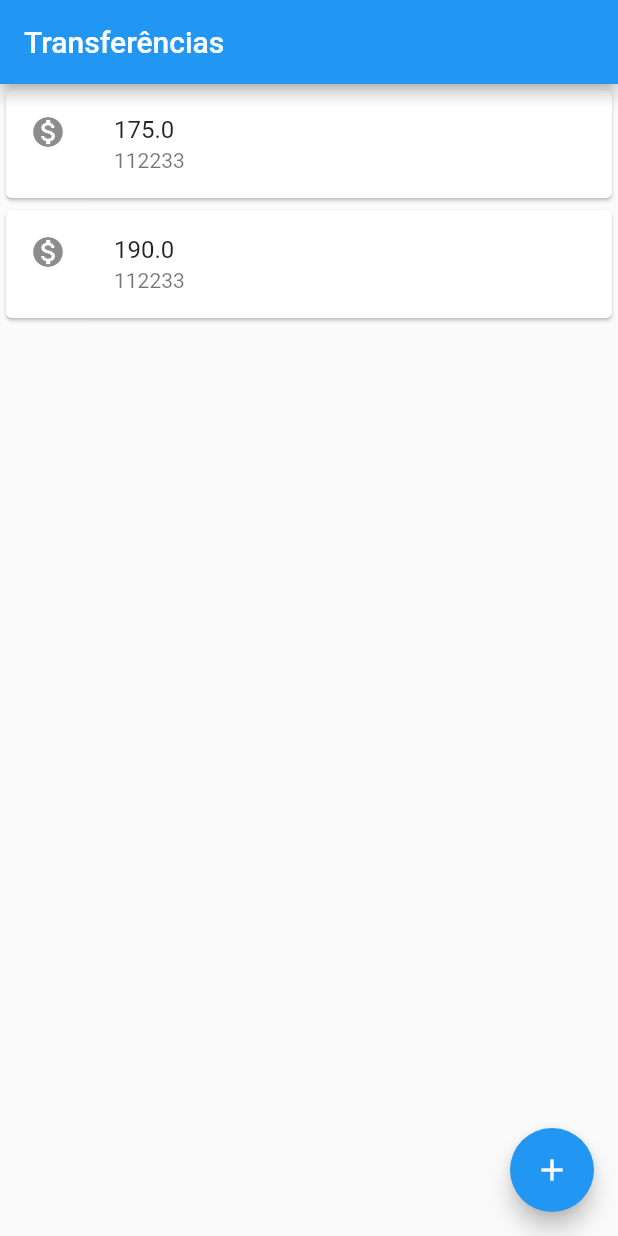
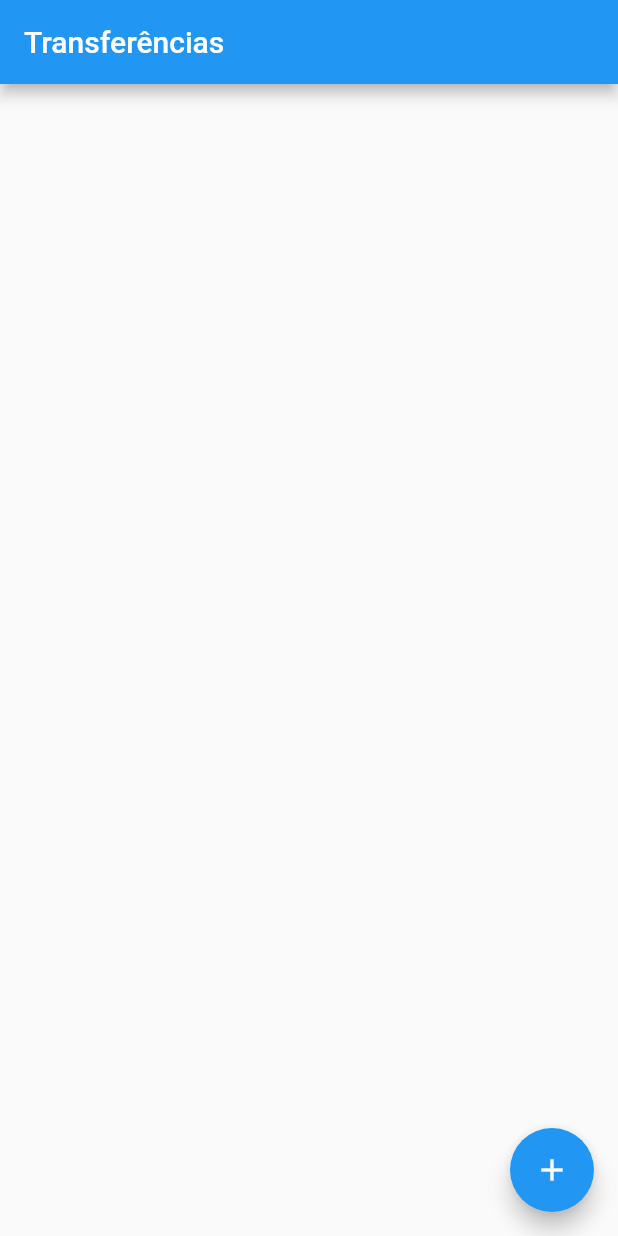
Before and after one commit to jgnogueira/App-Bytebank, a Flutter app: the screen it shows after launch, on a phone screen of 412 x 824 dp. Run offline on Flutter 3.47's test engine with Material 2 defaults, Android fonts, the phone set to English and light mode, and no system bars.

```diff
--- a/lib/main.dart
+++ b/lib/main.dart
@@ -81,21 +81,21 @@ class Editor extends StatelessWidget {
 }
 
 class ListaTransferencias extends StatelessWidget {
+  final List<Transferencia> _transferencias = List();
+
   @override
   Widget build(BuildContext context) {
     return Scaffold(
       appBar: AppBar(
         title: Text('Transferências'),
       ),
-      body: ListView(
-        children: [
-          ItemTransferencia(
-            transferencia: Transferencia(175.0, 112233),
-          ),
-          ItemTransferencia(
-            transferencia: Transferencia(190.0, 112233),
-          ),
-        ],
+      body: ListView.builder(
+        itemCount: _transferencias.length,
+        itemBuilder: (context, index) {
+          return ItemTransferencia(
+            transferencia: _transferencias.elementAt(index),
+          );
+        },
       ),
       floatingActionButton: FloatingActionButton(
         child: Icon(Icons.add),
@@ -106,8 +106,7 @@ class ListaTransferencias extends StatelessWidget {
           }));
           future.then(
             (transferenciaRecebida) {
-              debugPrint('Future');
-              debugPrint('$transferenciaRecebida');
+              _transferencias.add(transferenciaRecebida);
             },
           );
         },
```
